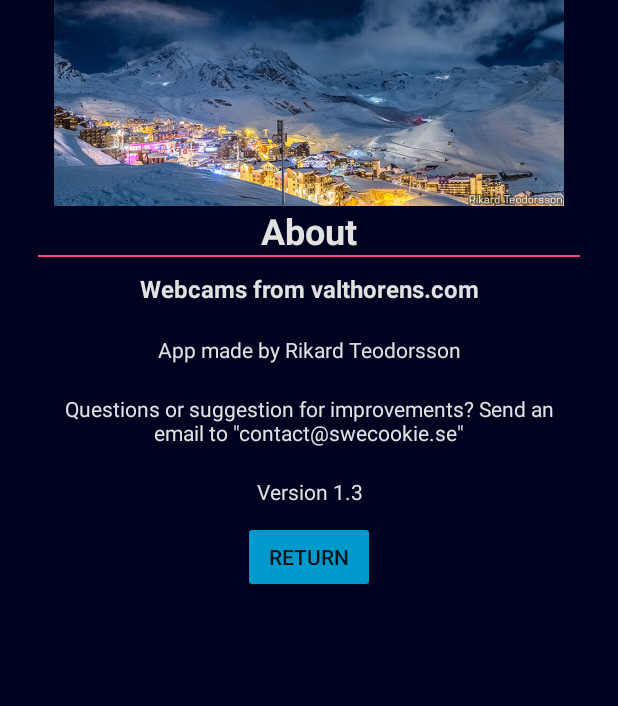
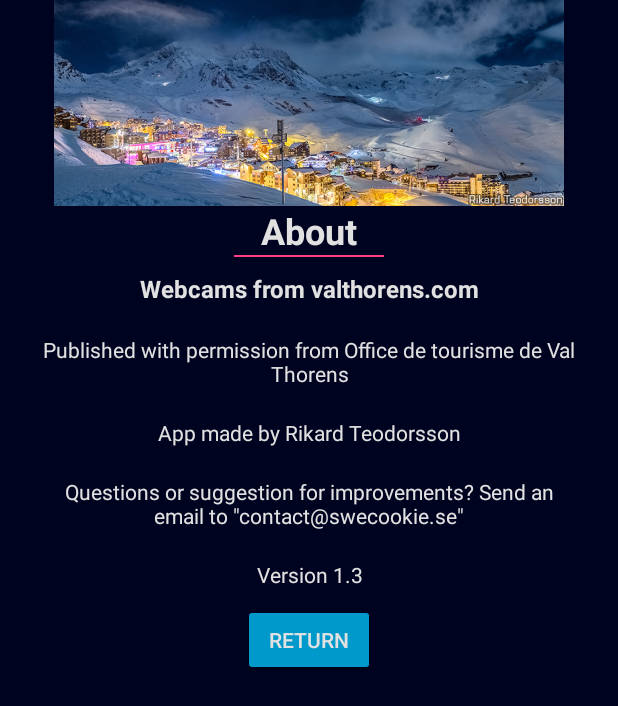
Before and after one commit to hej2010/ValThorensWebcams, an Android app: the AboutActivity screen opened directly, with no data from a screen before it, on a phone screen of 412 x 824 dp. Shown: the top 706 px of the screen. Run offline under Robolectric (Android 15) with nearby library versions, the phone set to English and light mode, and no system bars.

Commit message:
New better looking images, added legal notice

```diff
--- a/app/src/main/res/layout/activity_about.xml
+++ b/app/src/main/res/layout/activity_about.xml
@@ -11,16 +11,19 @@
     <LinearLayout
         android:layout_width="match_parent"
         android:layout_height="wrap_content"
+        android:clickable="true"
+        android:focusable="true"
+        android:focusableInTouchMode="true"
         android:orientation="vertical"
-        android:paddingEnd="25dp"
-        android:paddingLeft="25dp"
-        android:paddingRight="25dp"
-        android:paddingStart="25dp">
+        android:paddingEnd="@dimen/about_padding"
+        android:paddingLeft="@dimen/about_padding"
+        android:paddingRight="@dimen/about_padding"
+        android:paddingStart="@dimen/about_padding">
 
         <ImageView
             android:id="@+id/imageView"
             android:layout_width="match_parent"
-            android:layout_height="137dp"
+            android:layout_height="@dimen/about_image_height"
             android:clickable="true"
             android:contentDescription="@string/about_image"
             android:focusable="true"
@@ -28,7 +31,6 @@
             app:srcCompat="@drawable/egen" />
 
         <TextView
-            android:id="@+id/textView5"
             android:layout_width="match_parent"
             android:layout_height="wrap_content"
             android:text="@string/main_about"
@@ -38,9 +40,9 @@
             android:textStyle="bold" />
 
         <View
-            android:id="@+id/view2"
-            android:layout_width="match_parent"
+            android:layout_width="@dimen/about_view"
             android:layout_height="1dp"
+            android:layout_gravity="center"
             android:background="@color/colorAccent" />
 
         <TextView
@@ -48,9 +50,19 @@
             android:layout_height="wrap_content"
             android:paddingBottom="10dp"
             android:paddingTop="10dp"
-            android:textStyle="bold"
+            android:text="@string/about_source"
+            android:textAlignment="center"
+            android:textColor="@color/colorTextLight"
+            android:textIsSelectable="true"
             android:textSize="16sp"
-            android:text="@string/about_source"
+            android:textStyle="bold" />
+
+        <TextView
+            android:layout_width="match_parent"
+            android:layout_height="wrap_content"
+            android:paddingBottom="10dp"
+            android:paddingTop="10dp"
+            android:text="@string/about_legal_notice"
             android:textAlignment="center"
             android:textColor="@color/colorTextLight" />
 
@@ -70,7 +82,8 @@
             android:paddingTop="10dp"
             android:text="@string/about_questions"
             android:textAlignment="center"
-            android:textColor="@color/colorTextLight" />
+            android:textColor="@color/colorTextLight"
+            android:textIsSelectable="true" />
 
         <TextView
             android:layout_width="match_parent"
@@ -90,6 +103,7 @@
             android:clickable="true"
             android:focusable="true"
             android:onClick="onReturnClicked"
-            android:text="@string/about_return" />
+            android:text="@string/about_return"
+            android:textColor="@color/colorTextLight" />
     </LinearLayout>
 </ScrollView>
--- /dev/null
+++ b/app/src/main/res/values/dimen.xml
@@ -0,0 +1,8 @@
+<?xml version="1.0" encoding="utf-8"?>
+<resources>
+
+    <dimen name="about_view">100dp</dimen>
+    <dimen name="about_image_height">137dp</dimen>
+    <dimen name="about_padding">25dp</dimen>
+
+</resources>
--- a/app/src/main/res/values/strings.xml
+++ b/app/src/main/res/values/strings.xml
@@ -23,8 +23,9 @@
 
     <string name="webcam_desc">Webcam image from Val Thorens</string>
 
-    <string name="about_image">Image from Val Thorens 2016, &#169; Rikard Teodorsson</string>
+    <string name="about_image">Photo from Val Thorens 2016, &#169; Rikard Teodorsson</string>
     <string name="about_source">Webcams from valthorens.com</string>
+    <string name="about_legal_notice">Published with permission from Office de tourisme de Val Thorens</string>
     <string name="about_author">App made by Rikard Teodorsson</string>
     <string name="about_questions">Questions or suggestion for improvements? Send an email to \"contact@swecookie.se\"</string>
     <string name="about_version">Version 1.3</string>
```
Also changed, not shown: app/src/main/res/drawable/cime_caron.jpg (added), app/src/main/res/drawable/cime_caron.png (deleted), app/src/main/res/drawable/la_tyrolienne.jpg (added), app/src/main/res/drawable/la_tyrolienne.png (deleted), app/src/main/res/drawable/livecam_360.jpg (added), app/src/main/res/drawable/livecam_360.png (deleted), app/src/main/res/drawable/plan_bouchet.jpg (added), app/src/main/res/drawable/plan_bouchet.png (deleted), app/src/main/res/drawable/stade.jpg, 1 other file.
